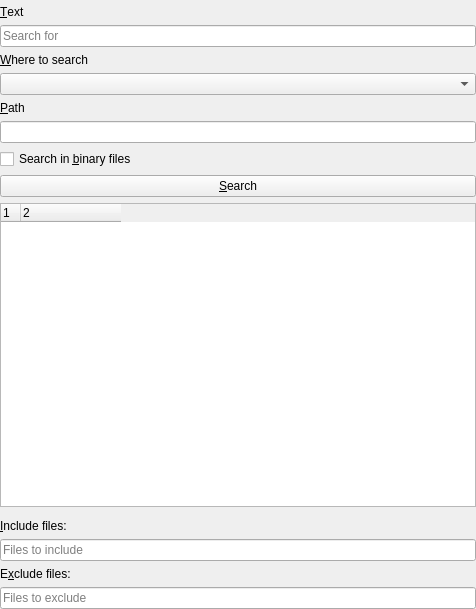
First picture: the form in src/plugins/ProjectManager/ProjectSearchGUI.ui, repository diegoiast/qtedit4, before the edit.
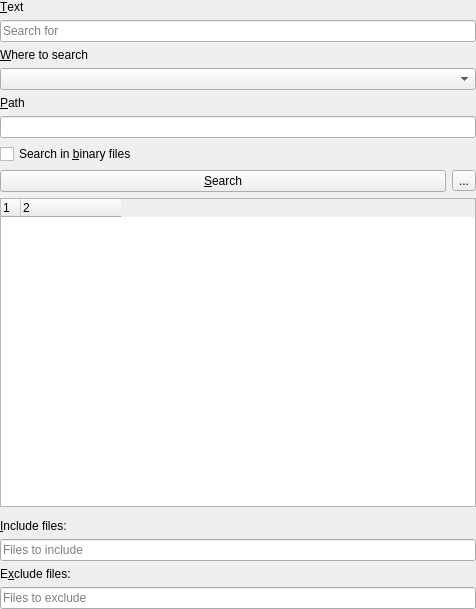
Second picture: the form after the edit. Icons and pictures are not drawn. Custom widgets are drawn as their Qt base class.

Commit message:
ProjectSearch: collapse file names
New option to collapse file name in searches.

Closes https://gitlab.com/codepointer/codepointer/-/issues/6

```diff
--- a/src/plugins/ProjectManager/ProjectSearchGUI.ui
+++ b/src/plugins/ProjectManager/ProjectSearchGUI.ui
@@ -16,12 +16,12 @@
   <property name="windowTitle">
    <string>Form</string>
   </property>
-  <layout class="QVBoxLayout" name="verticalLayout">
+  <layout class="QGridLayout" name="gridLayout">
    <property name="leftMargin">
     <number>0</number>
    </property>
    <property name="topMargin">
-    <number>5</number>
+    <number>0</number>
    </property>
    <property name="rightMargin">
     <number>0</number>
@@ -29,64 +29,59 @@
    <property name="bottomMargin">
     <number>0</number>
    </property>
-   <item>
-    <widget class="QLabel" name="label">
-     <property name="text">
-      <string>&amp;Text</string>
-     </property>
-     <property name="buddy">
-      <cstring>searchFor</cstring>
-     </property>
-    </widget>
-   </item>
-   <item>
-    <widget class="QLineEdit" name="searchFor">
-     <property name="placeholderText">
-      <string>Search for</string>
-     </property>
-    </widget>
-   </item>
-   <item>
-    <widget class="QLabel" name="label_4">
-     <property name="text">
-      <string>&amp;Where to search</string>
-     </property>
-     <property name="buddy">
-      <cstring>sourceCombo</cstring>
-     </property>
-    </widget>
-   </item>
-   <item>
-    <widget class="QComboBox" name="sourceCombo"/>
-   </item>
-   <item>
-    <widget class="QLabel" name="pathEditLabel">
-     <property name="text">
-      <string>&amp;Path</string>
-     </property>
-     <property name="buddy">
-      <cstring>pathEdit</cstring>
-     </property>
-    </widget>
-   </item>
-   <item>
-    <widget class="PathWidget" name="pathEdit"/>
-   </item>
-   <item>
-    <widget class="QCheckBox" name="searchInBinaryFiles">
-     <property name="text">
-      <string>Search in &amp;binary files</string>
-     </property>
-    </widget>
-   </item>
-   <item>
+   <item row="7" column="0">
     <widget class="QPushButton" name="searchButton">
      <property name="text">
       <string>&amp;Search</string>
      </property>
     </widget>
    </item>
-   <item>
+   <item row="7" column="1">
+    <widget class="QToolButton" name="collapseFileNames">
+     <property name="acceptDrops">
+      <bool>false</bool>
+     </property>
+     <property name="toolTip">
+      <string>Show only file names (collapse top level views)</string>
+     </property>
+     <property name="text">
+      <string>...</string>
+     </property>
+     <property name="icon">
+      <iconset theme="view-sidetree"/>
+     </property>
+     <property name="checkable">
+      <bool>true</bool>
+     </property>
+     <property name="autoRaise">
+      <bool>false</bool>
+     </property>
+    </widget>
+   </item>
+   <item row="9" column="0" colspan="2">
+    <widget class="LoadingWidget" name="progressIndicator" native="true"/>
+   </item>
+   <item row="10" column="0">
+    <widget class="QLabel" name="label_2">
+     <property name="text">
+      <string>&amp;Include files:</string>
+     </property>
+     <property name="buddy">
+      <cstring>includeFiles</cstring>
+     </property>
+    </widget>
+   </item>
+   <item row="12" column="0">
+    <widget class="QLabel" name="label_3">
+     <property name="text">
+      <string>E&amp;xclude files:</string>
+     </property>
+     <property name="buddy">
+      <cstring>excludeFiles</cstring>
+     </property>
+    </widget>
+   </item>
+   <item row="8" column="0" colspan="2">
     <widget class="QTreeWidget" name="treeWidget">
      <property name="columnCount">
       <number>2</number>
@@ -121,37 +116,64 @@
      </column>
     </widget>
    </item>
-   <item>
-    <widget class="LoadingWidget" name="progressIndicator" native="true"/>
+   <item row="5" column="0" colspan="2">
+    <widget class="PathWidget" name="pathEdit"/>
    </item>
-   <item>
-    <widget class="QLabel" name="label_2">
+   <item row="3" column="0" colspan="2">
+    <widget class="QComboBox" name="sourceCombo"/>
+   </item>
+   <item row="4" column="0" colspan="2">
+    <widget class="QLabel" name="pathEditLabel">
      <property name="text">
-      <string>&amp;Include files:</string>
+      <string>&amp;Path</string>
      </property>
      <property name="buddy">
       <cstring>includeFiles</cstring>
      </property>
     </widget>
    </item>
-   <item>
+   <item row="6" column="0" colspan="2">
+    <widget class="QCheckBox" name="searchInBinaryFiles">
+     <property name="text">
+      <string>Search in &amp;binary files</string>
+     </property>
+    </widget>
+   </item>
+   <item row="2" column="0" colspan="2">
+    <widget class="QLabel" name="label_4">
+     <property name="text">
+      <string>&amp;Where to search</string>
+     </property>
+     <property name="buddy">
+      <cstring>sourceCombo</cstring>
+     </property>
+    </widget>
+   </item>
+   <item row="1" column="0" colspan="2">
+    <widget class="QLineEdit" name="searchFor">
+     <property name="placeholderText">
+      <string>Search for</string>
+     </property>
+    </widget>
+   </item>
+   <item row="0" column="0" colspan="2">
+    <widget class="QLabel" name="label">
+     <property name="text">
+      <string>&amp;Text</string>
+     </property>
+     <property name="buddy">
+      <cstring>searchFor</cstring>
+     </property>
+    </widget>
+   </item>
+   <item row="11" column="0" colspan="2">
     <widget class="QLineEdit" name="includeFiles">
      <property name="placeholderText">
       <string>Files to include</string>
      </property>
     </widget>
    </item>
-   <item>
-    <widget class="QLabel" name="label_3">
-     <property name="text">
-      <string>E&amp;xclude files:</string>
-     </property>
-     <property name="buddy">
-      <cstring>excludeFiles</cstring>
-     </property>
-    </widget>
-   </item>
-   <item>
+   <item row="13" column="0" colspan="2">
     <widget class="QLineEdit" name="excludeFiles">
      <property name="placeholderText">
       <string>Files to exclude</string>
```
Left out of the diff: 2 changed lines with no effect on the pictures. The commit also changes 4 other files.
